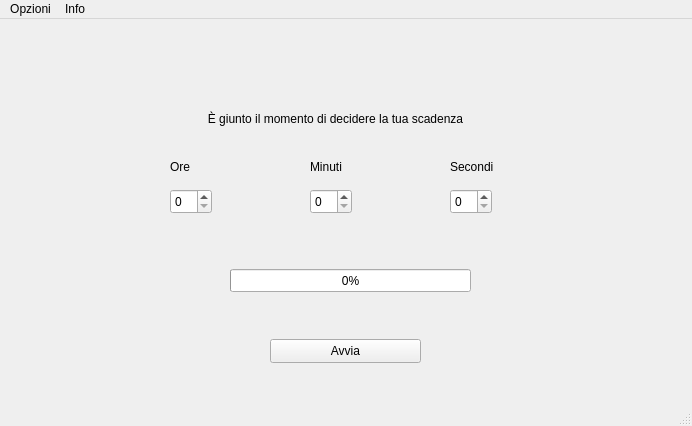
This is mainwindow.ui in Tizzycek/Timer as Qt 5 draws it before an edit. The edited form follows.
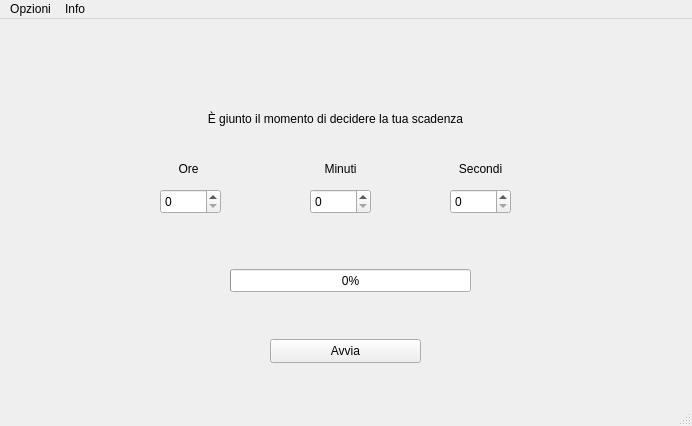
This is the edited form.

What changed in the file:
```diff
--- a/mainwindow.ui
+++ b/mainwindow.ui
@@ -57,7 +57,7 @@
      <rect>
       <x>310</x>
       <y>170</y>
-      <width>42</width>
+      <width>61</width>
       <height>25</height>
      </rect>
     </property>
@@ -67,7 +67,7 @@
      <rect>
       <x>450</x>
       <y>170</y>
-      <width>42</width>
+      <width>61</width>
       <height>25</height>
      </rect>
     </property>
@@ -75,9 +75,9 @@
    <widget class="QSpinBox" name="hoursSpinBox">
     <property name="geometry">
      <rect>
-      <x>170</x>
+      <x>160</x>
       <y>170</y>
-      <width>42</width>
+      <width>61</width>
       <height>25</height>
      </rect>
     </property>
@@ -98,28 +98,34 @@
    <widget class="QLabel" name="label">
     <property name="geometry">
      <rect>
-      <x>170</x>
+      <x>158</x>
       <y>140</y>
-      <width>49</width>
-      <height>16</height>
+      <width>61</width>
+      <height>20</height>
      </rect>
     </property>
     <property name="text">
      <string>Ore</string>
     </property>
+    <property name="alignment">
+     <set>Qt::AlignmentFlag::AlignCenter</set>
+    </property>
    </widget>
    <widget class="QLabel" name="label_2">
     <property name="geometry">
      <rect>
       <x>310</x>
       <y>140</y>
-      <width>71</width>
-      <height>16</height>
+      <width>61</width>
+      <height>20</height>
      </rect>
     </property>
     <property name="text">
      <string>Minuti</string>
     </property>
+    <property name="alignment">
+     <set>Qt::AlignmentFlag::AlignCenter</set>
+    </property>
    </widget>
    <widget class="QLabel" name="label_3">
     <property name="geometry">
@@ -127,12 +133,15 @@
       <x>450</x>
       <y>140</y>
       <width>61</width>
-      <height>16</height>
+      <height>20</height>
      </rect>
     </property>
     <property name="text">
      <string>Secondi</string>
     </property>
+    <property name="alignment">
+     <set>Qt::AlignmentFlag::AlignCenter</set>
+    </property>
    </widget>
   </widget>
   <widget class="QMenuBar" name="menubar">
```
Left out of the diff: 2 changed lines with no effect on the pictures.
